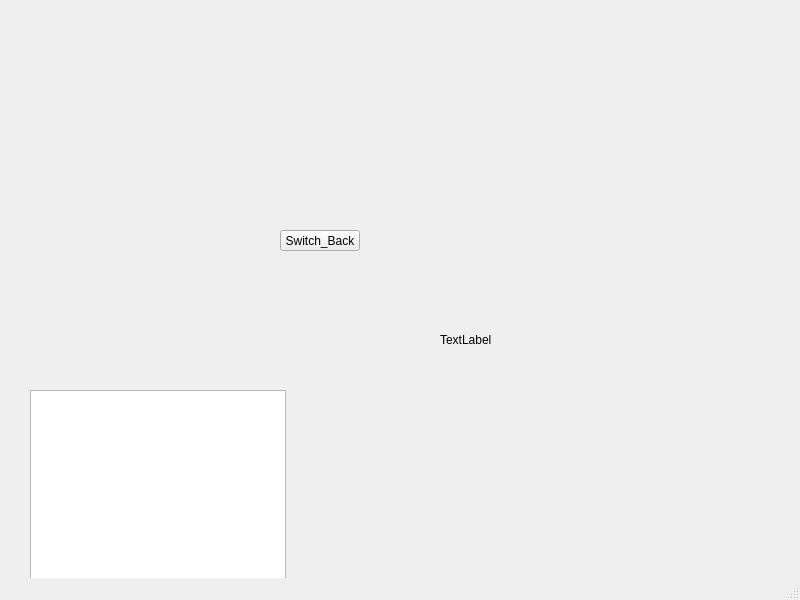
Above: Nayda/Application/The_Game/the_game.ui from dsbabkov/Nayda before the change. Below: the same form after it.
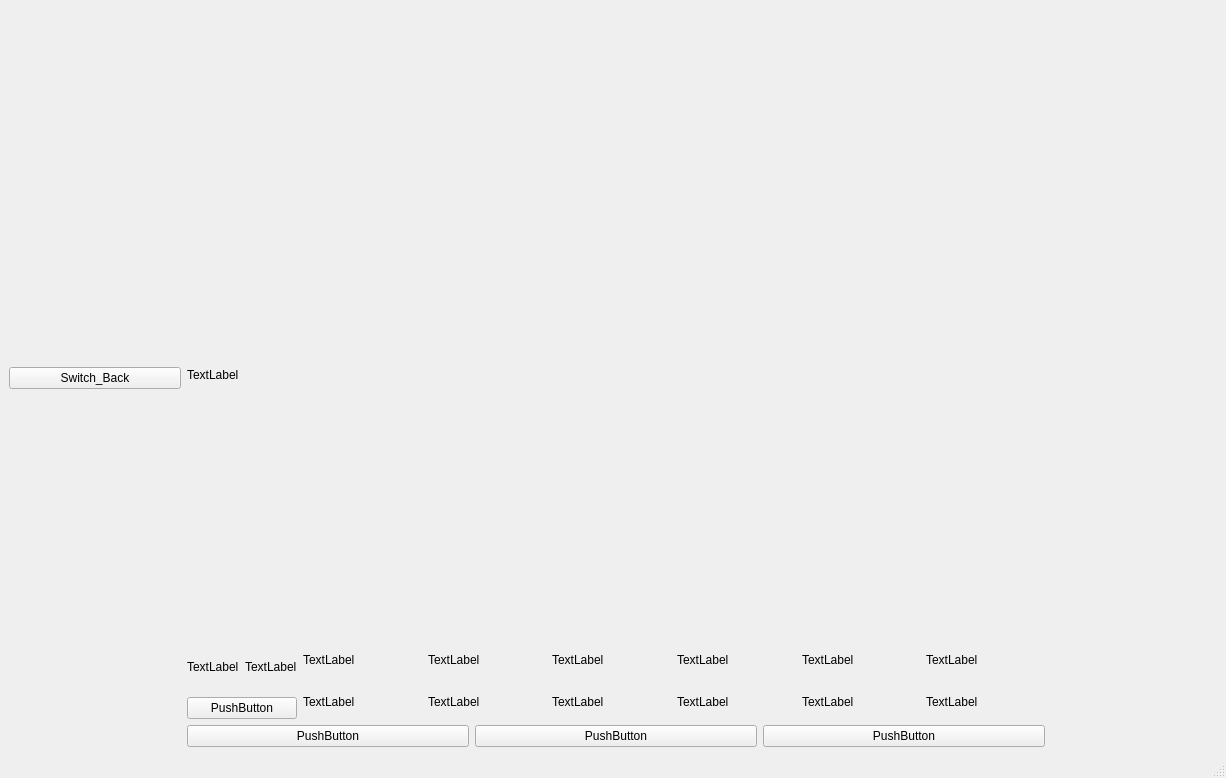
That is the form after the change.

Commit message: Gamer Gui. Start to build graphic view

Diff of the .ui file:
```diff
--- a/Nayda/Application/The_Game/the_game.ui
+++ b/Nayda/Application/The_Game/the_game.ui
@@ -6,56 +6,246 @@
    <rect>
     <x>0</x>
     <y>0</y>
-    <width>800</width>
-    <height>600</height>
+    <width>1226</width>
+    <height>778</height>
    </rect>
   </property>
+  <property name="sizePolicy">
+   <sizepolicy hsizetype="Expanding" vsizetype="Ignored">
+    <horstretch>0</horstretch>
+    <verstretch>0</verstretch>
+   </sizepolicy>
+  </property>
   <property name="windowTitle">
    <string>MainWindow</string>
   </property>
   <widget class="QWidget" name="centralwidget">
-   <widget class="QPushButton" name="btn_switch_back">
-    <property name="geometry">
-     <rect>
-      <x>280</x>
-      <y>230</y>
-      <width>80</width>
-      <height>21</height>
-     </rect>
-    </property>
-    <property name="text">
-     <string>Switch_Back</string>
-    </property>
-   </widget>
-   <widget class="QGraphicsView" name="graphicsView">
-    <property name="geometry">
-     <rect>
-      <x>30</x>
-      <y>390</y>
-      <width>256</width>
-      <height>192</height>
-     </rect>
-    </property>
-   </widget>
-   <widget class="QLabel" name="label">
-    <property name="geometry">
-     <rect>
-      <x>440</x>
-      <y>190</y>
-      <width>250</width>
-      <height>300</height>
-     </rect>
-    </property>
-    <property name="sizePolicy">
-     <sizepolicy hsizetype="Expanding" vsizetype="Expanding">
-      <horstretch>0</horstretch>
-      <verstretch>0</verstretch>
-     </sizepolicy>
-    </property>
-    <property name="text">
-     <string>TextLabel</string>
-    </property>
-   </widget>
+   <layout class="QGridLayout" name="gridLayout" columnstretch="1,5,1,0">
+    <item row="0" column="0">
+     <layout class="QVBoxLayout" name="verticalLayout_3">
+      <item>
+       <layout class="QVBoxLayout" name="verticalLayout_6">
+        <item>
+         <widget class="QPushButton" name="btn_switch_back">
+          <property name="text">
+           <string>Switch_Back</string>
+          </property>
+         </widget>
+        </item>
+       </layout>
+      </item>
+      <item>
+       <layout class="QVBoxLayout" name="verticalLayout_5">
+        <item>
+         <layout class="QVBoxLayout" name="verticalLayout_39"/>
+        </item>
+       </layout>
+      </item>
+      <item>
+       <layout class="QFormLayout" name="formLayout_2"/>
+      </item>
+     </layout>
+    </item>
+    <item row="0" column="2">
+     <layout class="QVBoxLayout" name="verticalLayout">
+      <item>
+       <layout class="QVBoxLayout" name="verticalLayout_8"/>
+      </item>
+      <item>
+       <layout class="QVBoxLayout" name="verticalLayout_9">
+        <property name="leftMargin">
+         <number>10</number>
+        </property>
+        <property name="rightMargin">
+         <number>10</number>
+        </property>
+       </layout>
+      </item>
+      <item>
+       <layout class="QFormLayout" name="formLayout_3">
+        <property name="sizeConstraint">
+         <enum>QLayout::SetFixedSize</enum>
+        </property>
+       </layout>
+      </item>
+     </layout>
+    </item>
+    <item row="0" column="1">
+     <layout class="QVBoxLayout" name="verticalLayout_2" stretch="1,5,1">
+      <item>
+       <layout class="QHBoxLayout" name="horizontalLayout_2"/>
+      </item>
+      <item>
+       <layout class="QGridLayout" name="gridLayout_3">
+        <item row="0" column="0">
+         <widget class="QLabel" name="label_43">
+          <property name="text">
+           <string>TextLabel</string>
+          </property>
+         </widget>
+        </item>
+       </layout>
+      </item>
+      <item>
+       <layout class="QVBoxLayout" name="verticalLayout_14" stretch="1,3">
+        <item>
+         <layout class="QHBoxLayout" name="horizontalLayout_3" stretch="1,7">
+          <item>
+           <layout class="QVBoxLayout" name="verticalLayout_15">
+            <item>
+             <layout class="QHBoxLayout" name="horizontalLayout_7">
+              <item>
+               <widget class="QLabel" name="label_2">
+                <property name="text">
+                 <string>TextLabel</string>
+                </property>
+               </widget>
+              </item>
+              <item>
+               <widget class="QLabel" name="label">
+                <property name="text">
+                 <string>TextLabel</string>
+                </property>
+               </widget>
+              </item>
+             </layout>
+            </item>
+            <item>
+             <layout class="QHBoxLayout" name="horizontalLayout_6">
+              <item>
+               <widget class="QPushButton" name="pushButton">
+                <property name="text">
+                 <string>PushButton</string>
+                </property>
+               </widget>
+              </item>
+             </layout>
+            </item>
+           </layout>
+          </item>
+          <item>
+           <layout class="QGridLayout" name="gridLayout_4">
+            <item row="1" column="2">
+             <widget class="QLabel" name="label_8">
+              <property name="text">
+               <string>TextLabel</string>
+              </property>
+             </widget>
+            </item>
+            <item row="1" column="4">
+             <widget class="QLabel" name="label_12">
+              <property name="text">
+               <string>TextLabel</string>
+              </property>
+             </widget>
+            </item>
+            <item row="0" column="0">
+             <widget class="QLabel" name="label_3">
+              <property name="text">
+               <string>TextLabel</string>
+              </property>
+             </widget>
+            </item>
+            <item row="1" column="0">
+             <widget class="QLabel" name="label_4">
+              <property name="text">
+               <string>TextLabel</string>
+              </property>
+             </widget>
+            </item>
+            <item row="1" column="1">
+             <widget class="QLabel" name="label_6">
+              <property name="text">
+               <string>TextLabel</string>
+              </property>
+             </widget>
+            </item>
+            <item row="0" column="2">
+             <widget class="QLabel" name="label_7">
+              <property name="text">
+               <string>TextLabel</string>
+              </property>
+             </widget>
+            </item>
+            <item row="0" column="3">
+             <widget class="QLabel" name="label_9">
+              <property name="text">
+               <string>TextLabel</string>
+              </property>
+             </widget>
+            </item>
+            <item row="1" column="3">
+             <widget class="QLabel" name="label_10">
+              <property name="text">
+               <string>TextLabel</string>
+              </property>
+             </widget>
+            </item>
+            <item row="0" column="4">
+             <widget class="QLabel" name="label_11">
+              <property name="text">
+               <string>TextLabel</string>
+              </property>
+             </widget>
+            </item>
+            <item row="0" column="1">
+             <widget class="QLabel" name="label_5">
+              <property name="text">
+               <string>TextLabel</string>
+              </property>
+             </widget>
+            </item>
+            <item row="0" column="5">
+             <widget class="QLabel" name="label_13">
+              <property name="text">
+               <string>TextLabel</string>
+              </property>
+             </widget>
+            </item>
+            <item row="1" column="5">
+             <widget class="QLabel" name="label_14">
+              <property name="text">
+               <string>TextLabel</string>
+              </property>
+             </widget>
+            </item>
+           </layout>
+          </item>
+         </layout>
+        </item>
+        <item>
+         <layout class="QHBoxLayout" name="horizontalLayout_5" stretch="0,0,0,0">
+          <item>
+           <widget class="QPushButton" name="pushButton_4">
+            <property name="text">
+             <string>PushButton</string>
+            </property>
+           </widget>
+          </item>
+          <item>
+           <widget class="QPushButton" name="pushButton_3">
+            <property name="text">
+             <string>PushButton</string>
+            </property>
+           </widget>
+          </item>
+          <item>
+           <widget class="QPushButton" name="pushButton_2">
+            <property name="text">
+             <string>PushButton</string>
+            </property>
+           </widget>
+          </item>
+          <item>
+           <layout class="QHBoxLayout" name="horizontalLayout"/>
+          </item>
+         </layout>
+        </item>
+       </layout>
+      </item>
+     </layout>
+    </item>
+   </layout>
   </widget>
   <widget class="QMenuBar" name="menubar">
    <property name="geometry">
```
Left out of the diff: 2 changed lines with no effect on the pictures. The commit also changes 4 other files.
